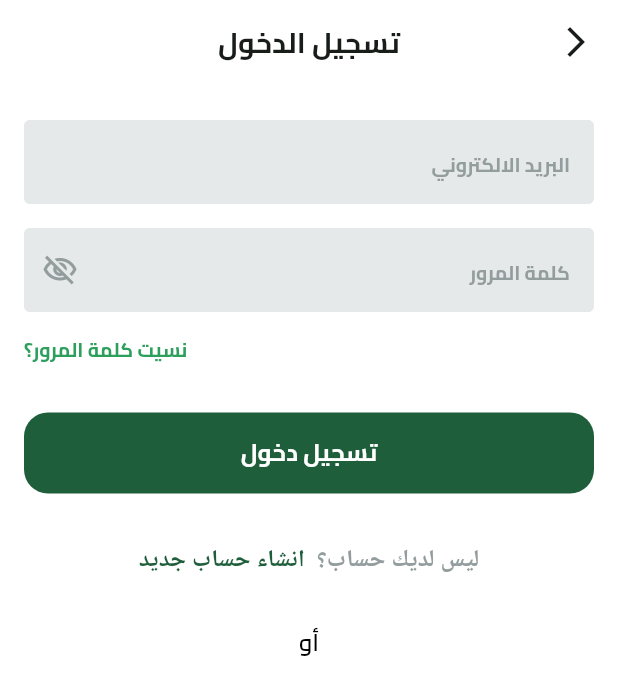
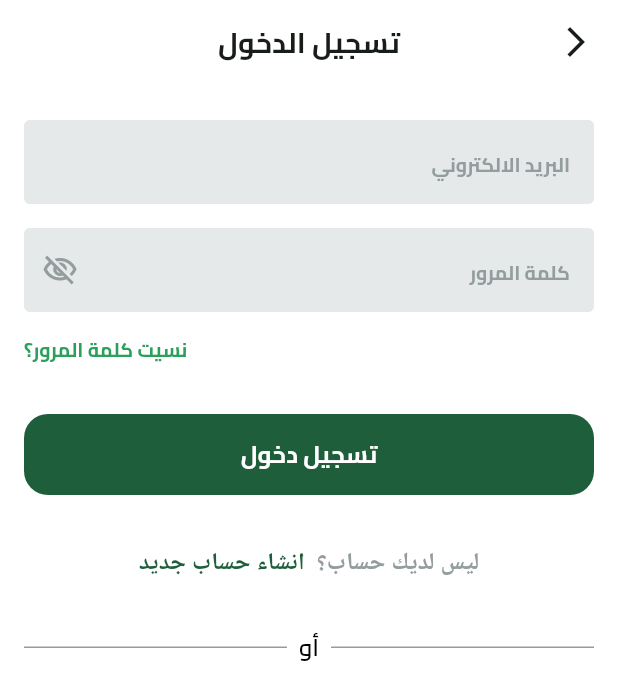
Before and after one commit to abotarek74/e_commerce, a Flutter app: the screen it shows after launch, after a tap on "تخط", on a phone screen of 412 x 824 dp. Shown: the top 700 px of the screen. Run offline on Flutter 3.47's test engine with Material 3 defaults, Android fonts, the phone set to English and light mode, and no system bars; our stand-ins replace dots_indicator, flutter_svg, shared_preferences.

Commit message:
login ui 3

```diff
--- /dev/null
+++ b/lib/features/auth/presentation/views/widgets/dont_have_an_accout_widget.dart
@@ -0,0 +1,18 @@
+import 'package:e_commerce/core/utils/app_color.dart';
+import 'package:e_commerce/core/utils/app_text_styles.dart';
+import 'package:flutter/material.dart';
+
+Text dontHaveAnAccountWidget() {
+  return Text.rich(
+    TextSpan(
+      text: 'ليس لديك حساب؟ ',
+      style: TextStyles.semiBold16.copyWith(color: Color(0XFF949D9E)),
+      children: [
+        TextSpan(
+          text: ' انشاء حساب جديد',
+          style: TextStyles.semiBold16.copyWith(color: AppColor.primaryColor),
+        ),
+      ],
+    ),
+  );
+}
--- a/lib/features/auth/presentation/views/widgets/login_view_body.dart
+++ b/lib/features/auth/presentation/views/widgets/login_view_body.dart
@@ -3,7 +3,10 @@ import 'package:e_commerce/core/utils/app_color.dart';
 import 'package:e_commerce/core/utils/app_text_styles.dart';
 import 'package:e_commerce/core/widgets/custom_button.dart';
 import 'package:e_commerce/features/auth/presentation/views/widgets/custom_text_field.dart';
+import 'package:e_commerce/features/auth/presentation/views/widgets/dont_have_an_accout_widget.dart';
 import 'package:flutter/material.dart';
+
+import 'or_divider.dart';
 
 class LoginViewBody extends StatelessWidget {
   const LoginViewBody({super.key});
@@ -42,29 +45,13 @@ class LoginViewBody extends StatelessWidget {
                 ),
               ],
             ),
-            SizedBox(height: 32),
+            SizedBox(height: 33),
             CustomButton(onPressed: () {}, text: 'تسجيل دخول'),
-            SizedBox(height: 32),
+            SizedBox(height: 33),
 
-            Text.rich(
-              TextSpan(
-                text: 'ليس لديك حساب؟ ',
-                style: TextStyles.semiBold16.copyWith(color: Color(0XFF949D9E)),
-                children: [
-                  TextSpan(
-                    text: ' انشاء حساب جديد',
-                    style: TextStyles.semiBold16.copyWith(
-                      color: AppColor.primaryColor,
-                    ),
-                  ),
-                ],
-              ),
-            ),
-            SizedBox(height: 32),
-            Text(
-              'أو',
-              style: TextStyles.semiBold16.copyWith(color: Colors.black),
-            ),
+            dontHaveAnAccountWidget(),
+            SizedBox(height: 33),
+            OrDivider(),
           ],
         ),
       ),
--- /dev/null
+++ b/lib/features/auth/presentation/views/widgets/or_divider.dart
@@ -0,0 +1,20 @@
+import 'package:e_commerce/core/utils/app_text_styles.dart';
+import 'package:flutter/material.dart';
+
+class OrDivider extends StatelessWidget {
+  const OrDivider({super.key});
+
+  @override
+  Widget build(BuildContext context) {
+    return Row(
+      children: [
+        Expanded(child: Divider(color: Color(0XFF949D9E), thickness: 1)),
+        SizedBox(width: 8),
+        Text('أو', style: TextStyles.semiBold16.copyWith(color: Colors.black)),
+
+        SizedBox(width: 8),
+        Expanded(child: Divider(color: Color(0XFF949D9E), thickness: 1)),
+      ],
+    );
+  }
+}
```
